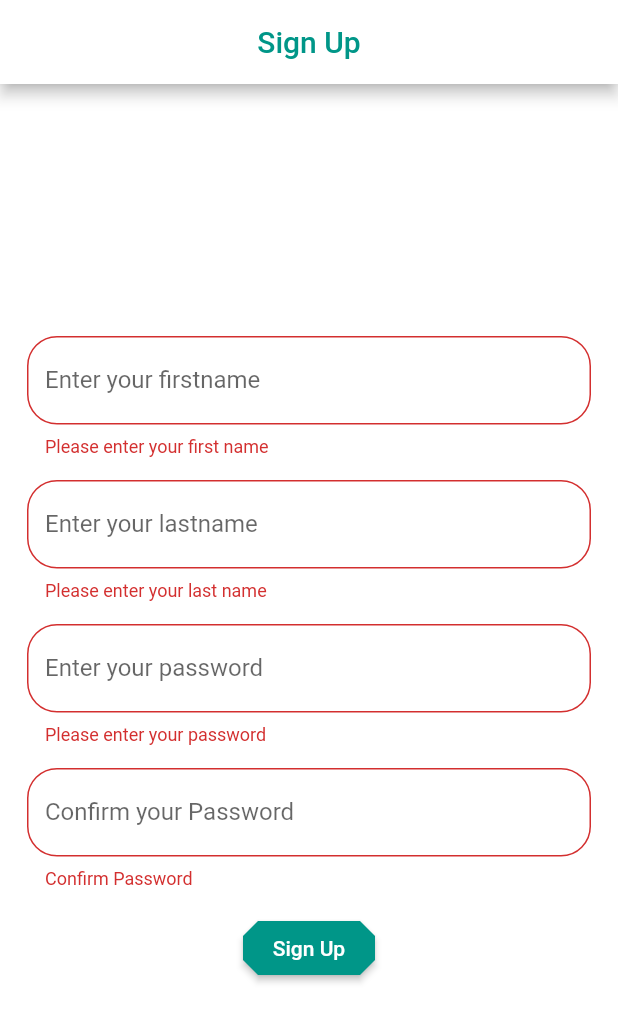
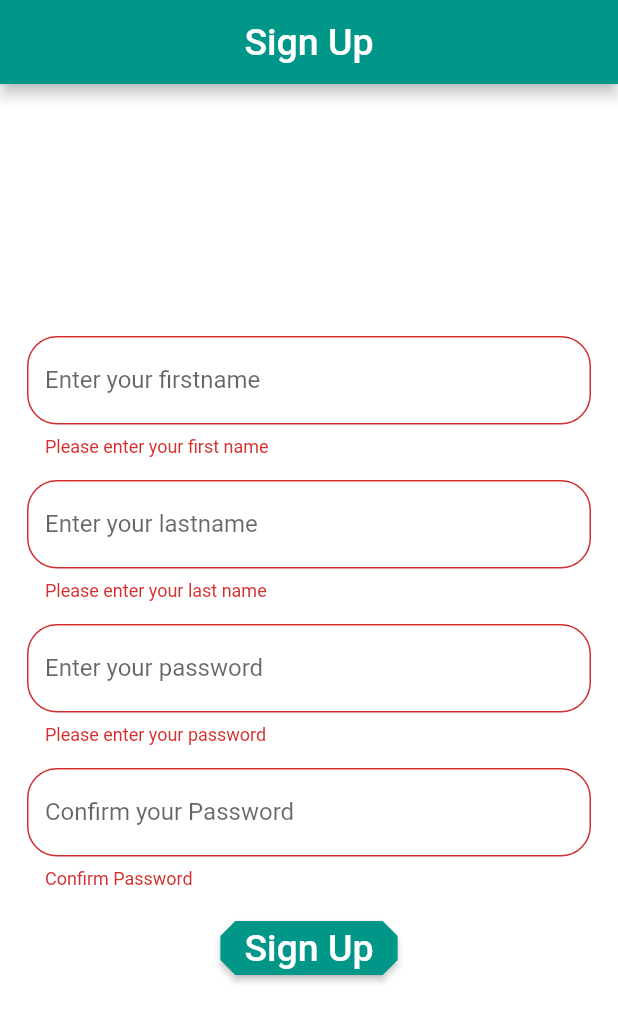
Before and after one commit to Infinical/main_app, a Flutter app: the screen it shows after launch, after a tap on "Sign Up", on a phone screen of 412 x 824 dp. Shown: the top 1022 px of the screen. Run offline on Flutter 3.47's test engine with Material 2 defaults, Android fonts, the phone set to English and light mode, and no system bars.

Commit message:
Edit snackbar

```diff
--- a/lib/main.dart
+++ b/lib/main.dart
@@ -11,14 +11,12 @@ class SignUp extends StatelessWidget {
 
     return MaterialApp(
       debugShowCheckedModeBanner: false,
-      theme: ThemeData(primaryColor: Colors.white),
+      theme: ThemeData(primaryColor: Colors.teal),
       home: Scaffold(
         backgroundColor: Colors.white,
         appBar: AppBar(
-          title: Text(
-            formTitle,
-            style: TextStyle(color: Colors.teal),
-          ),
+          title: Text(formTitle,
+              style: TextStyle(color: Colors.white, fontSize: 25)),
           centerTitle: true,
         ),
         body: SignUpForm(),
@@ -40,7 +38,7 @@ class SignUpFormState extends State<SignUpForm> {
   @override
   Widget build(context) {
     return Center(
-    child: Container(
+        child: Container(
       padding: EdgeInsets.all(18.0),
       child: Form(
         key: _formKey,
@@ -109,13 +107,20 @@ class SignUpFormState extends State<SignUpForm> {
             RaisedButton(
               onPressed: () {
                 if (_formKey.currentState.validate()) {
-                  Scaffold.of(context)
-                      .showSnackBar(SnackBar(content: Text('Signing Up ..')));
+                  Scaffold.of(context).showSnackBar(
+                    SnackBar(
+                      content: Text(
+                        'Signing Up ...',
+                        style: TextStyle(color: Colors.white, fontSize: 12),
+                      ),
+                      backgroundColor: Colors.teal,
+                    ),
+                  );
                 }
               },
               child: Text(
                 'Sign Up',
-                style: TextStyle(color: Colors.white),
+                style: TextStyle(color: Colors.white, fontSize: 25),
               ),
               shape: BeveledRectangleBorder(
                   borderRadius: BorderRadius.all(Radius.circular(10.0))),
@@ -124,7 +129,6 @@ class SignUpFormState extends State<SignUpForm> {
           ],
         )),
       ),
-    )
-    );
+    ));
   }
 }
```
